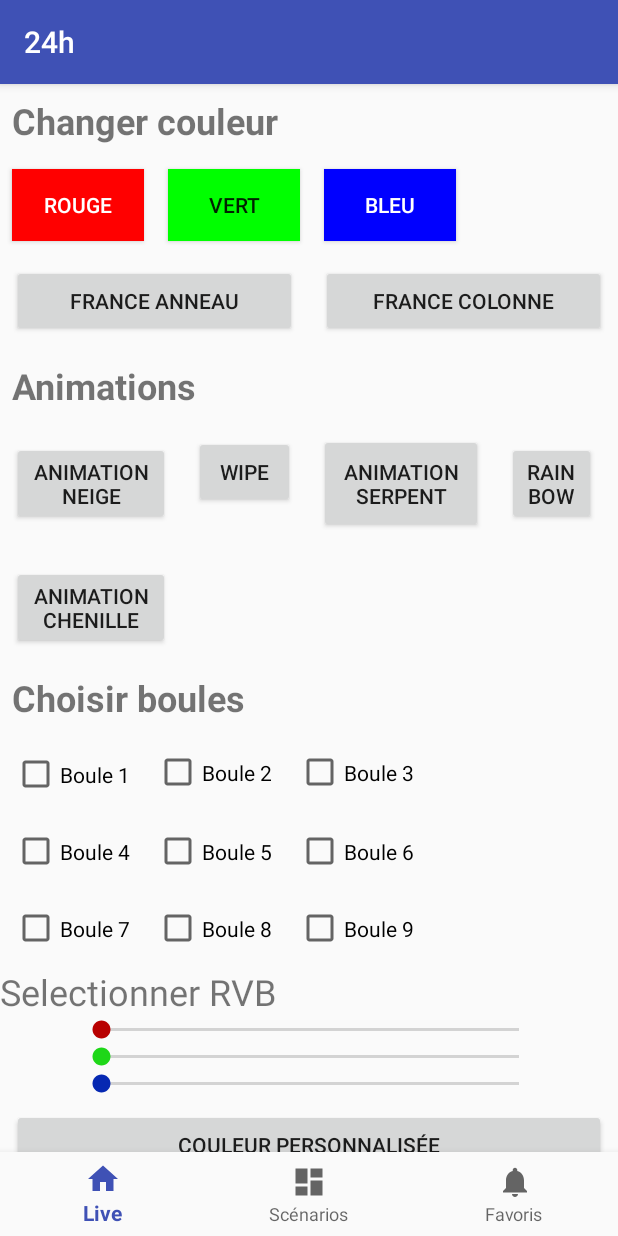
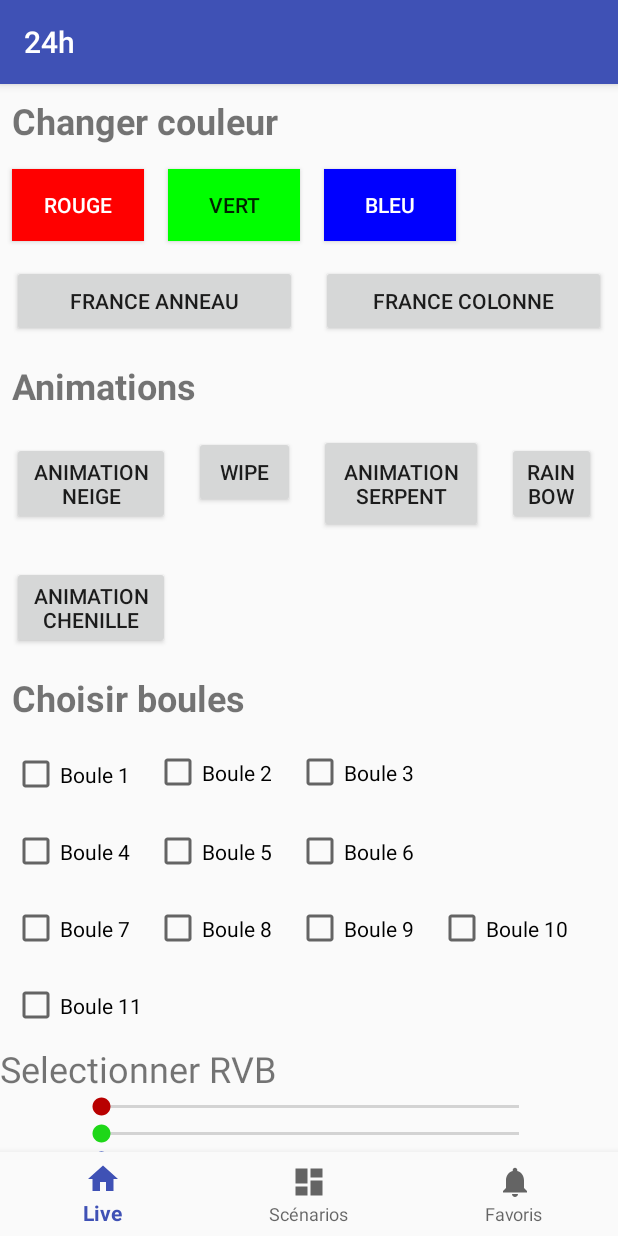
Before and after one commit to PaulCORDON/24HCODE2019, an Android app: the screen it shows after launch (MainActivity), on a phone screen of 412 x 824 dp. Run offline under Robolectric (Android 15) with nearby library versions, the phone set to English and light mode, and no system bars; libraries missing offline, so code that uses them is left out: org.eclipse.paho.

```diff
--- a/app/src/main/java/com/ensim/a24h/HomeFragment.java
+++ b/app/src/main/java/com/ensim/a24h/HomeFragment.java
@@ -50,7 +50,7 @@ public class HomeFragment extends Fragment {
     private TextView distance;
 
     private Button boutonChenille;//bouton pour faire une chenille avec toutes les boules sélectionnées
-    private CheckBox boule1, boule2, boule3, boule4, boule5, boule6, boule7, boule8, boule9;
+    private CheckBox boule1, boule2, boule3, boule4, boule5, boule6, boule7, boule8, boule9, boule10, boule11;
 
     public HomeFragment() {
         // Required empty public constructor
@@ -95,6 +95,8 @@ public class HomeFragment extends Fragment {
         boule7 = (CheckBox) view.findViewById(R.id.checkBox15);
         boule8 = (CheckBox) view.findViewById(R.id.checkBox16);
         boule9 = (CheckBox) view.findViewById(R.id.checkBox17);
+        boule10 = (CheckBox) view.findViewById(R.id.checkBox18);
+        boule11 = (CheckBox) view.findViewById(R.id.checkBox19);
         play = (Button) view.findViewById(R.id.play);
         stop = (Button) view.findViewById(R.id.stop);
         pause = (Button) view.findViewById(R.id.pause);
@@ -566,6 +568,34 @@ public class HomeFragment extends Fragment {
             }
         });
 
+        boule10.setOnCheckedChangeListener(new CompoundButton.OnCheckedChangeListener() {
+            @Override
+            public void onCheckedChanged(CompoundButton buttonView, boolean isChecked) {
+                if (boule10.isChecked()) {
+                    listeBouleCheckees.add("Laumio_107DA8");
+                }
+                if (!boule10.isChecked()) {
+                    listeBouleCheckees.remove("Laumio_107DA8");
+                    mqttService.fill("Laumio_107DA8", 0, 0, 0);
+                }
+
+            }
+        });
+
+        boule11.setOnCheckedChangeListener(new CompoundButton.OnCheckedChangeListener() {
+            @Override
+            public void onCheckedChanged(CompoundButton buttonView, boolean isChecked) {
+                if (boule11.isChecked()) {
+                    listeBouleCheckees.add("Laumio_88813D");
+                }
+                if (!boule11.isChecked()) {
+                    listeBouleCheckees.remove("Laumio_88813D");
+                    mqttService.fill("Laumio_88813D", 0, 0, 0);
+                }
+
+            }
+        });
+
 
         return view;
     }
--- a/app/src/main/res/layout/activity_home_fragment.xml
+++ b/app/src/main/res/layout/activity_home_fragment.xml
@@ -416,6 +416,46 @@
                 app:layout_constraintStart_toStartOf="parent"
                 app:layout_constraintTop_toTopOf="parent"
                 app:layout_constraintVertical_bias="0.871" />
+
+            <CheckBox
+                android:id="@+id/checkBox18"
+                android:layout_width="wrap_content"
+                android:layout_height="35dp"
+                android:layout_marginStart="8dp"
+                android:layout_marginTop="8dp"
+                android:layout_marginEnd="8dp"
+                android:layout_marginBottom="8dp"
+                android:layout_weight="1"
+                android:text="Boule 10"
+                app:layout_constraintBottom_toBottomOf="parent"
+                app:layout_constraintEnd_toEndOf="parent"
+                app:layout_constraintHorizontal_bias="0.65"
+                app:layout_constraintStart_toStartOf="parent"
+                app:layout_constraintTop_toTopOf="parent"
+                app:layout_constraintVertical_bias="0.871" />
+        </LinearLayout>
+
+        <LinearLayout
+            android:layout_width="match_parent"
+            android:layout_height="match_parent"
+            android:orientation="horizontal">
+
+            <CheckBox
+                android:id="@+id/checkBox19"
+                android:layout_width="wrap_content"
+                android:layout_height="35dp"
+                android:layout_marginStart="8dp"
+                android:layout_marginTop="8dp"
+                android:layout_marginEnd="8dp"
+                android:layout_marginBottom="8dp"
+                android:layout_weight="1"
+                android:text="Boule 11"
+                app:layout_constraintBottom_toBottomOf="parent"
+                app:layout_constraintEnd_toEndOf="parent"
+                app:layout_constraintHorizontal_bias="0.65"
+                app:layout_constraintStart_toStartOf="parent"
+                app:layout_constraintTop_toTopOf="parent"
+                app:layout_constraintVertical_bias="0.871" />
         </LinearLayout>
 
         <TextView
```
